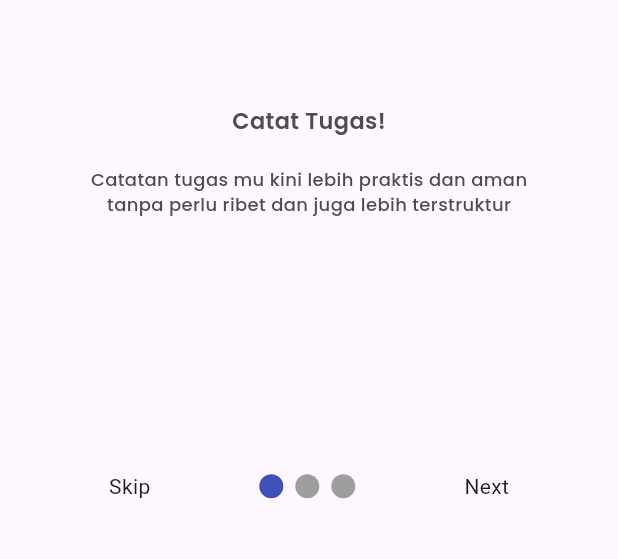
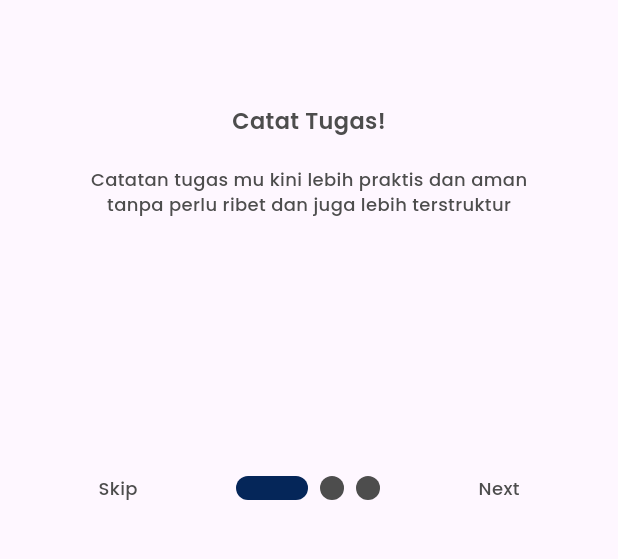
Before and after one commit to syadajah/TugasKU_APP, a Flutter app: the screen it shows after launch, on a phone screen of 412 x 824 dp, the part 584-1143 px from its top. Run offline on Flutter 3.47's test engine with Material 3 defaults, Android fonts, the phone set to English and light mode, and no system bars; drawn by our look-alikes of smooth_page_indicator; our stand-ins replace flutter_svg, heroicons; missing offline and left inert: iconify_flutter_plus.

Commit message:
update dot intro

```diff
--- a/lib/screen/onboarding.dart
+++ b/lib/screen/onboarding.dart
@@ -45,10 +45,27 @@ class _OnboardingState extends State<Onboarding> {
                     onTap: () {
                       _controller.jumpToPage(2);
                     },
-                    child: Text("Skip")),
+                    child: Text(
+                      "Skip",
+                      style: TextStyle(
+                        fontSize: 12,
+                        fontFamily: "Poppins",
+                        color: Color(0xff4d4d4d),
+                        fontWeight: FontWeight.w500,
+                      ),
+                    )),
 
                 //dot indicator
-                SmoothPageIndicator(controller: _controller, count: 3),
+                SmoothPageIndicator(
+                  controller: _controller,
+                  count: 3,
+                  effect: ExpandingDotsEffect(
+                    activeDotColor: Color(
+                      0xff052659,
+                    ),
+                    dotColor: Color(0xff4d4d4d),
+                  ),
+                ),
 
                 //Next or done
                 onLastPage
@@ -63,7 +80,15 @@ class _OnboardingState extends State<Onboarding> {
                             ),
                           );
                         },
-                        child: Text("Done"),
+                        child: Text(
+                          "Done",
+                          style: TextStyle(
+                            fontSize: 12,
+                            fontFamily: "Poppins",
+                            color: Color(0xff4d4d4d),
+                            fontWeight: FontWeight.w500,
+                          ),
+                        ),
                       )
                     : GestureDetector(
                         onTap: () {
@@ -71,7 +96,15 @@ class _OnboardingState extends State<Onboarding> {
                               duration: Duration(milliseconds: 500),
                               curve: Curves.easeIn);
                         },
-                        child: Text("Next"),
+                        child: Text(
+                          "Next",
+                          style: TextStyle(
+                            fontSize: 12,
+                            fontFamily: "Poppins",
+                            color: Color(0xff4d4d4d),
+                            fontWeight: FontWeight.w500,
+                          ),
+                        ),
                       )
               ],
             ))
```
Also changed, not shown: lib/main.dart (+1 -15 lines), 4 other files.
